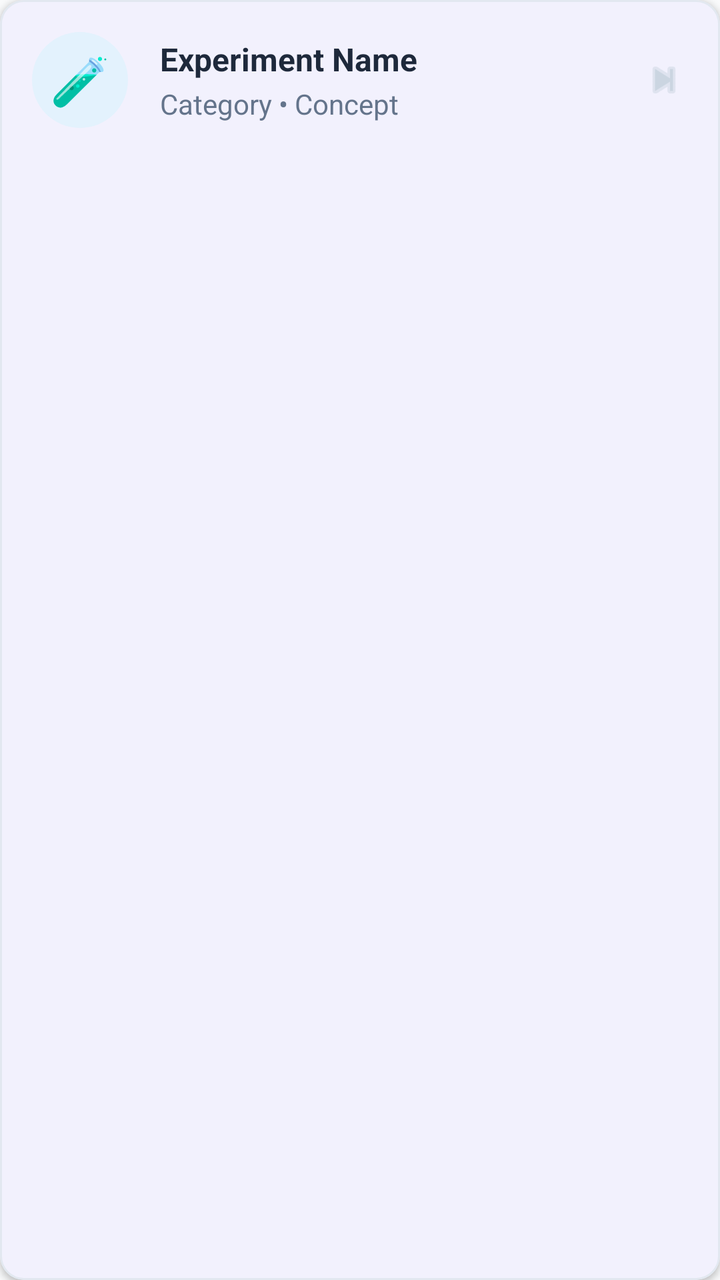
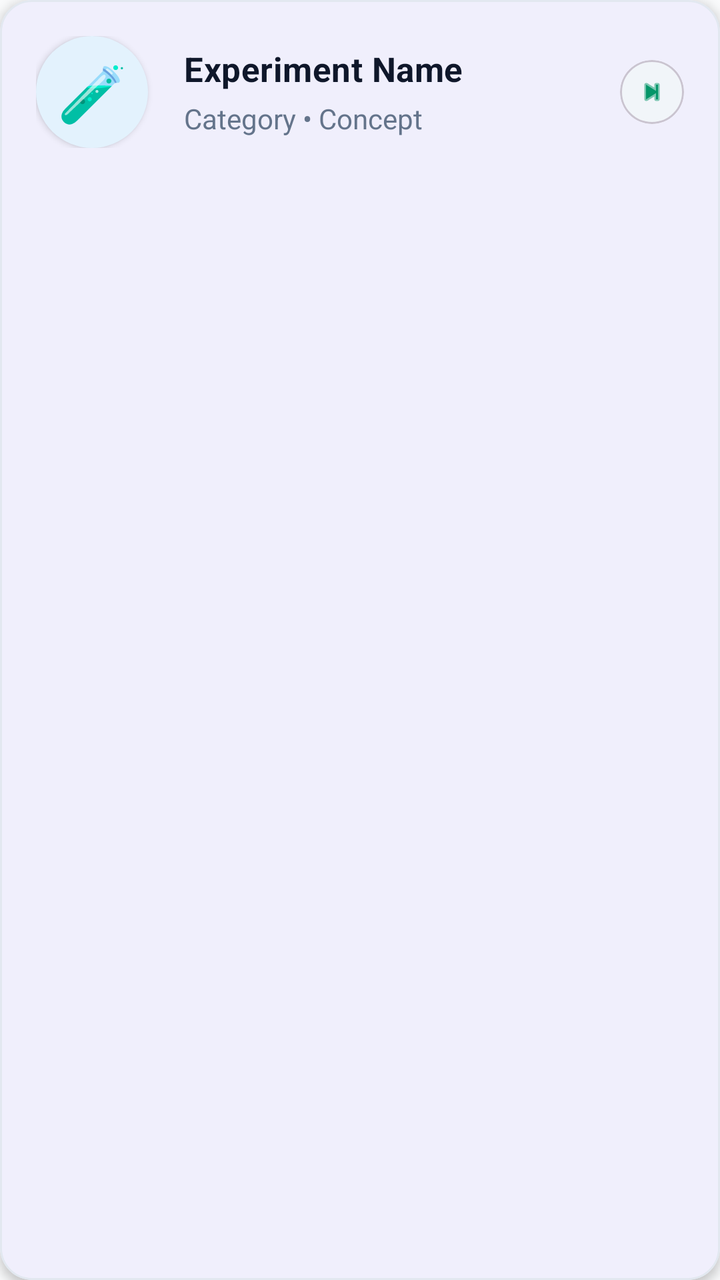

The first picture is an Android layout as it rendered before a commit; the second is the same layout after the commit. The layout source and the unified diff follow.
<!-- AndroidManifest.xml: application theme Theme.TestApp -->
<!-- res/layout/item_physics_experiment.xml -->
<?xml version="1.0" encoding="utf-8"?>
<com.google.android.material.card.MaterialCardView xmlns:android="http://schemas.android.com/apk/res/android"
    xmlns:app="http://schemas.android.com/apk/res-auto"
    android:layout_width="match_parent"
    android:layout_height="wrap_content"
    android:layout_marginHorizontal="12dp"
    android:layout_marginVertical="6dp"
    app:cardCornerRadius="12dp"
    app:cardElevation="2dp"
    app:strokeWidth="1dp"
    app:strokeColor="#E2E8F0">

    <LinearLayout
        android:layout_width="match_parent"
        android:layout_height="wrap_content"
        android:orientation="horizontal"
        android:padding="16dp"
        android:gravity="center_vertical">

        <TextView
            android:id="@+id/tvExpIcon"
            android:layout_width="48dp"
            android:layout_height="48dp"
            android:background="@drawable/bg_circle_light"
            android:gravity="center"
            android:text="🧪"
            android:textSize="24sp" />

        <LinearLayout
            android:layout_width="0dp"
            android:layout_height="wrap_content"
            android:layout_weight="1"
            android:layout_marginStart="16dp"
            android:orientation="vertical">

            <TextView
                android:id="@+id/tvExpName"
                android:layout_width="match_parent"
                android:layout_height="wrap_content"
                android:text="Experiment Name"
                android:textColor="#1E293B"
                android:textSize="16sp"
                android:textStyle="bold" />

            <TextView
                android:id="@+id/tvExpCategory"
                android:layout_width="match_parent"
                android:layout_height="wrap_content"
                android:layout_marginTop="2dp"
                android:text="Category • Concept"
                android:textColor="#64748B"
                android:textSize="14sp" />
        </LinearLayout>

        <ImageView
            android:layout_width="24dp"
            android:layout_height="24dp"
            android:src="@android:drawable/ic_media_next"
            app:tint="#CBD5E1" />

    </LinearLayout>
</com.google.android.material.card.MaterialCardView>
<!-- resources referenced by this layout -->
<resources>
  <!-- drawable bg_circle_light (drawable) -->
  <?xml version="1.0" encoding="utf-8"?>
  <shape xmlns:android="http://schemas.android.com/apk/res/android"
      android:shape="oval">
      <solid android:color="#E3F2FD" />
  </shape>
  <style name="Theme.TestApp" parent="Base.Theme.TestApp" />
  <style name="Base.Theme.TestApp" parent="Theme.Material3.DayNight.NoActionBar">
          
          <item name="colorPrimary">@color/blue_600</item>
          <item name="colorOnPrimary">@color/white</item>
          <item name="colorPrimaryContainer">@color/blue_500</item>
          <item name="colorOnPrimaryContainer">@color/white</item>
  
          
          <item name="colorSecondary">@color/slate_700</item>
          <item name="colorOnSecondary">@color/white</item>
          <item name="colorSecondaryContainer">#E0E7FF</item>
          <item name="colorOnSecondaryContainer">@color/blue_600</item>
  
          
          <item name="android:windowBackground">@color/slate_50</item>
          <item name="colorSurface">@color/white</item>
          <item name="colorOnSurface">@color/slate_900</item>
          <item name="colorSurfaceVariant">#F3F4F6</item>
          <item name="colorOnSurfaceVariant">@color/slate_700</item>
          <item name="colorOutline">@color/slate_200</item>
  
          
          <item name="android:textColorPrimary">@color/slate_900</item>
          <item name="android:textColorSecondary">@color/slate_500</item>
  
          
          <item name="android:statusBarColor">@color/white</item>
          <item name="android:windowLightStatusBar">true</item>
  
          
          <item name="itemIconTint">@color/nav_item_colors</item>
          <item name="itemTextColor">@color/nav_item_colors</item>
      </style>
  <color name="blue_600">@color/primary_indigo</color>
  <color name="white">#FFFFFFFF</color>
  <color name="blue_500">#6366F1</color>
  <color name="slate_700">#374151</color>
  <color name="slate_50">@color/background_off_white</color>
  <color name="slate_900">@color/text_primary_dark</color>
  <color name="slate_200">@color/border_light_grey</color>
  <color name="slate_500">@color/text_secondary_grey</color>
  <color name="primary_indigo">#4F46E5</color>
  <color name="background_off_white">#F9FAFB</color>
  <color name="text_primary_dark">#111827</color>
  <color name="border_light_grey">#E5E7EB</color>
  <color name="text_secondary_grey">#6B7280</color>
</resources>

<!-- the commit's change to res/layout/item_physics_experiment.xml (unified diff, before → after) -->
@@ -3,10 +3,10 @@
     xmlns:app="http://schemas.android.com/apk/res-auto"
     android:layout_width="match_parent"
     android:layout_height="wrap_content"
-    android:layout_marginHorizontal="12dp"
-    android:layout_marginVertical="6dp"
-    app:cardCornerRadius="12dp"
-    app:cardElevation="2dp"
+    android:layout_marginHorizontal="16dp"
+    android:layout_marginVertical="8dp"
+    app:cardCornerRadius="16dp"
+    app:cardElevation="3dp"
     app:strokeWidth="1dp"
     app:strokeColor="#E2E8F0">
 
@@ -14,23 +14,25 @@
         android:layout_width="match_parent"
         android:layout_height="wrap_content"
         android:orientation="horizontal"
-        android:padding="16dp"
-        android:gravity="center_vertical">
+        android:padding="18dp"
+        android:gravity="center_vertical"
+        android:background="?attr/selectableItemBackground">
 
         <TextView
             android:id="@+id/tvExpIcon"
-            android:layout_width="48dp"
-            android:layout_height="48dp"
+            android:layout_width="56dp"
+            android:layout_height="56dp"
             android:background="@drawable/bg_circle_light"
             android:gravity="center"
             android:text="🧪"
-            android:textSize="24sp" />
+            android:textSize="28sp"
+            android:elevation="2dp" />
 
         <LinearLayout
             android:layout_width="0dp"
             android:layout_height="wrap_content"
             android:layout_weight="1"
-            android:layout_marginStart="16dp"
+            android:layout_marginStart="18dp"
             android:orientation="vertical">
 
             <TextView
@@ -38,25 +40,35 @@
                 android:layout_width="match_parent"
                 android:layout_height="wrap_content"
                 android:text="Experiment Name"
-                android:textColor="#1E293B"
-                android:textSize="16sp"
-                android:textStyle="bold" />
+                android:textColor="#0F172A"
+                android:textSize="17sp"
+                android:textStyle="bold"
+                android:letterSpacing="0.01" />
 
             <TextView
                 android:id="@+id/tvExpCategory"
                 android:layout_width="match_parent"
                 android:layout_height="wrap_content"
-                android:layout_marginTop="2dp"
+                android:layout_marginTop="4dp"
                 android:text="Category • Concept"
                 android:textColor="#64748B"
-                android:textSize="14sp" />
+                android:textSize="14sp"
+                android:lineSpacingExtra="2dp" />
         </LinearLayout>
 
-        <ImageView
-            android:layout_width="24dp"
-            android:layout_height="24dp"
-            android:src="@android:drawable/ic_media_next"
-            app:tint="#CBD5E1" />
+        <com.google.android.material.card.MaterialCardView
+            android:layout_width="32dp"
+            android:layout_height="32dp"
+            app:cardCornerRadius="16dp"
+            app:cardElevation="0dp"
+            app:cardBackgroundColor="#F1F5F9">
+            <ImageView
+                android:layout_width="16dp"
+                android:layout_height="16dp"
+                android:layout_gravity="center"
+                android:src="@android:drawable/ic_media_next"
+                app:tint="#059669" />
+        </com.google.android.material.card.MaterialCardView>
 
     </LinearLayout>
 </com.google.android.material.card.MaterialCardView>
